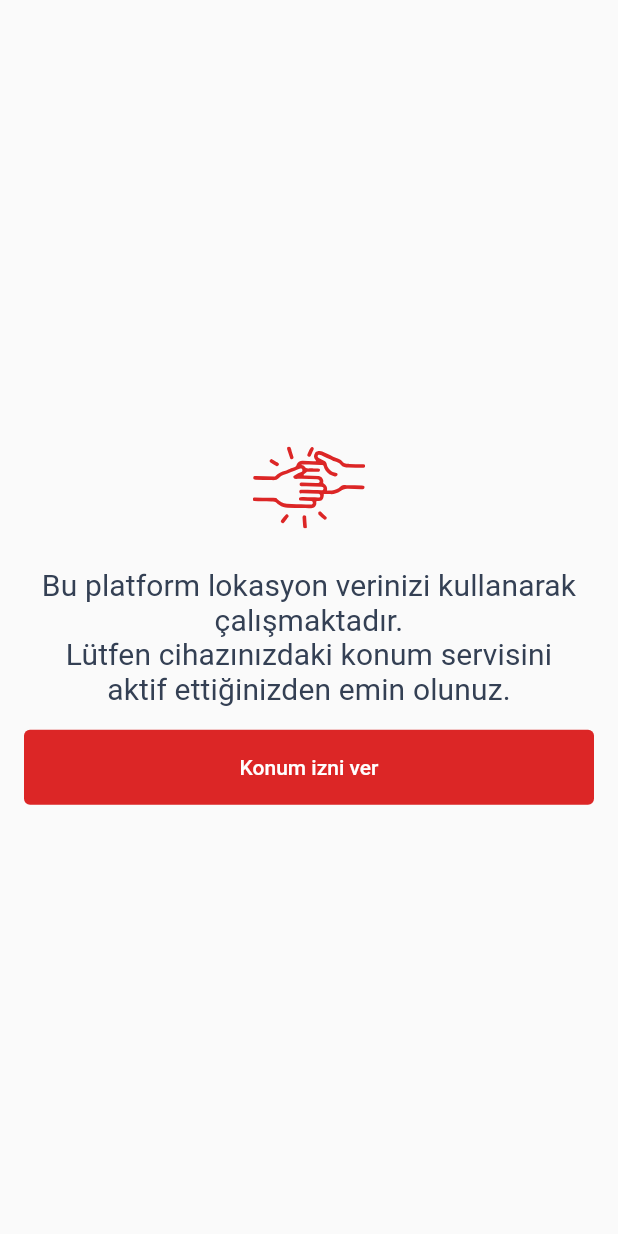
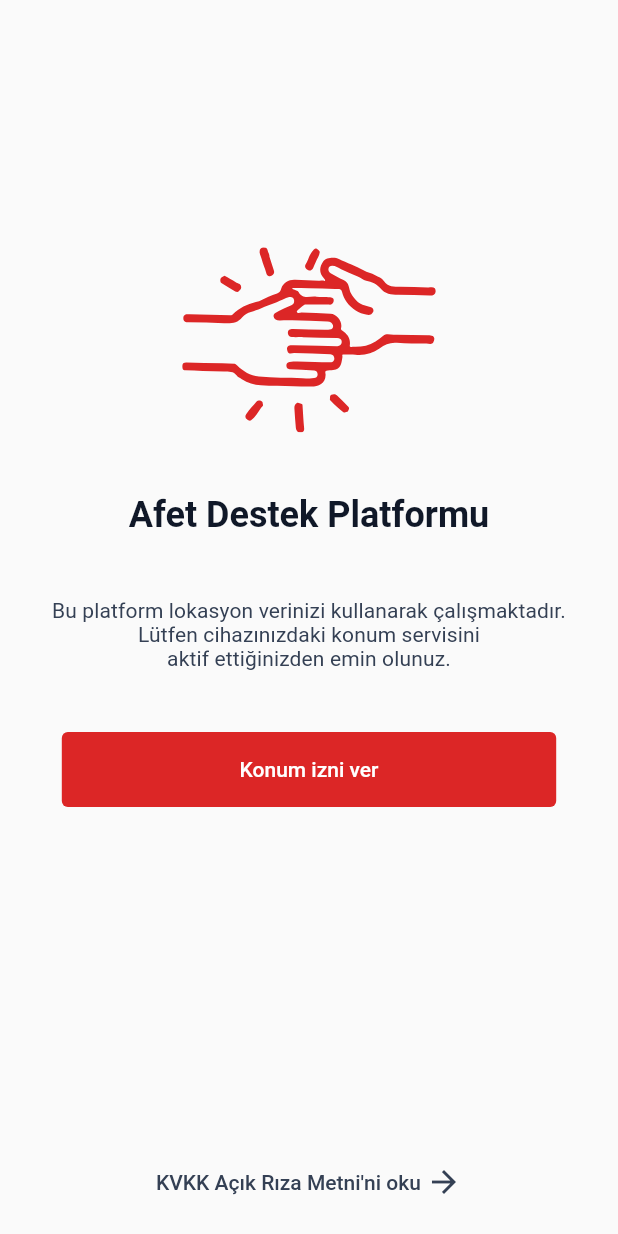
Before and after one commit to acikyazilimagi/afet-destek-org, a Flutter app: the screen it shows after launch, on a phone screen of 412 x 824 dp. Run offline on Flutter 3.47's test engine with Material 2 defaults, Android fonts, the phone set to English and light mode, and no system bars; our stand-ins replace cloud_firestore, dio, firebase_auth, firebase_core, flutter_bloc, flutter_svg and 8 more; missing offline and left inert: google_geocoding_api; accounts and stored records are empty; generated files the repository leaves out were written again.

Commit message:
introduction page added

```diff
--- a/lib/pages/introduction_page/introduction_page.dart
+++ b/lib/pages/introduction_page/introduction_page.dart
@@ -1,3 +1,5 @@
+// ignore_for_file: avoid_escaping_inner_quotes
+
 import 'package:deprem_destek/gen/assets.gen.dart';
 import 'package:deprem_destek/shared/state/app_cubit.dart';
 import 'package:flutter/material.dart';
@@ -9,40 +11,94 @@ class IntroductionPage extends StatelessWidget {
 
   @override
   Widget build(BuildContext context) {
+    final height = MediaQuery.of(context).size.height;
+    final width = MediaQuery.of(context).size.width;
+
     return Scaffold(
-      body: Center(
-        child: Padding(
+      body: Padding(
         padding: const EdgeInsets.symmetric(horizontal: 16),
         child: Column(
-            mainAxisAlignment: MainAxisAlignment.center,
           children: [
-              SvgPicture.asset(
-                Assets.logoSvg,
-                height: 75,
-                width: 75,
+            SizedBox(height: height * 0.2),
+            buildLogo(height),
+            SizedBox(height: height * 0.05),
+            buildTitle(context),
+            SizedBox(height: height * 0.05),
+            buildContent(context),
+            SizedBox(height: height * 0.05),
+            SizedBox(
+              width: width * .8,
+              child: buildRequestButton(context, width, height),
             ),
-              const SizedBox(height: 16),
-              Text(
-                'Bu platform lokasyon verinizi kullanarak çalışmaktadır. \n'
-                'Lütfen cihazınızdaki konum servisini \n'
-                'aktif ettiğinizden emin olunuz.',
-                textAlign: TextAlign.center,
-                style: Theme.of(context).textTheme.titleSmall?.copyWith(
-                      fontSize: 20,
+            SizedBox(height: height * 0.05),
+            Expanded(
+              child: Align(
+                alignment: Alignment.bottomCenter,
+                child: Padding(
+                  padding: const EdgeInsets.symmetric(vertical: 8),
+                  child: buildKvkkTextButton(context),
                 ),
               ),
-              const SizedBox(height: 16),
-              ElevatedButton(
-                style: ElevatedButton.styleFrom(
-                  fixedSize: const Size(double.maxFinite - 40, 50),
-                ),
-                onPressed: () => context.read<AppCubit>().startApp(),
-                child: const Text('Konum izni ver'),
             ),
           ],
         ),
       ),
+    );
+  }
+  //DO NOT USE FUNCTION FOR WIDGET
+  TextButton buildKvkkTextButton(BuildContext context) {
+    return TextButton(
+      onPressed: () {},
+      style: TextButton.styleFrom(
+        foregroundColor: Theme.of(context).textTheme.titleSmall?.color,
+      ),
+      child: Row(
+        mainAxisSize: MainAxisSize.min,
+        children: const [
+          Text('KVKK Açık Rıza Metni\'ni oku '),
+          Icon(Icons.arrow_forward),
+        ],
       ),
     );
   }
+
+  ElevatedButton buildRequestButton(
+    BuildContext context,
+    double width,
+    double height,
+  ) {
+    return ElevatedButton(
+      onPressed: () => context.read<AppCubit>().startApp(),
+      style: ElevatedButton.styleFrom(
+        minimumSize: Size(width * .8, 50),
+        maximumSize: Size(width * .8, 70),
+      ),
+      child: const Text('Konum izni ver'),
+    );
   }
+
+  Text buildContent(BuildContext context) {
+    return Text(
+      'Bu platform lokasyon verinizi kullanarak çalışmaktadır.\n'
+      'Lütfen cihazınızdaki konum servisini \n'
+      'aktif ettiğinizden emin olunuz.',
+      textAlign: TextAlign.center,
+      style: Theme.of(context).textTheme.titleSmall,
+    );
+  }
+
+  Text buildTitle(BuildContext context) {
+    return Text(
+      'Afet Destek Platformu',
+      textAlign: TextAlign.center,
+      style: Theme.of(context).textTheme.headlineSmall,
+    );
+  }
+
+  SvgPicture buildLogo(double height) {
+    return SvgPicture.asset(
+      Assets.logoSvg,
+      height: height * .15,
+    );
+  }
+}
```
Lines whose indentation alone changed are shown as unchanged.
